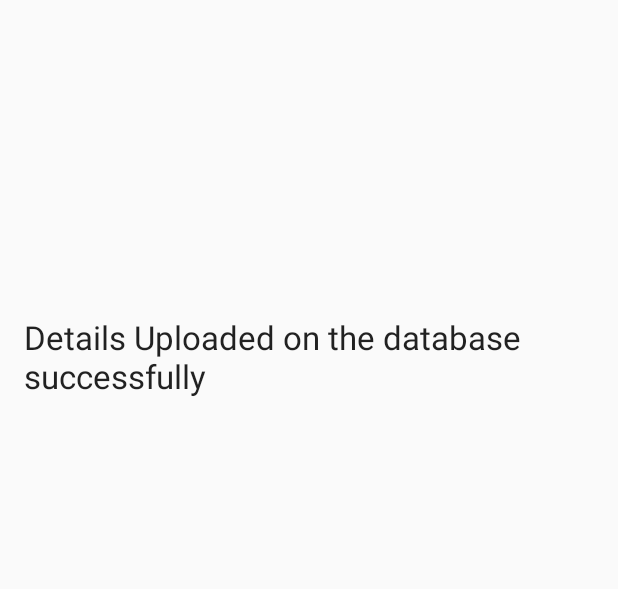
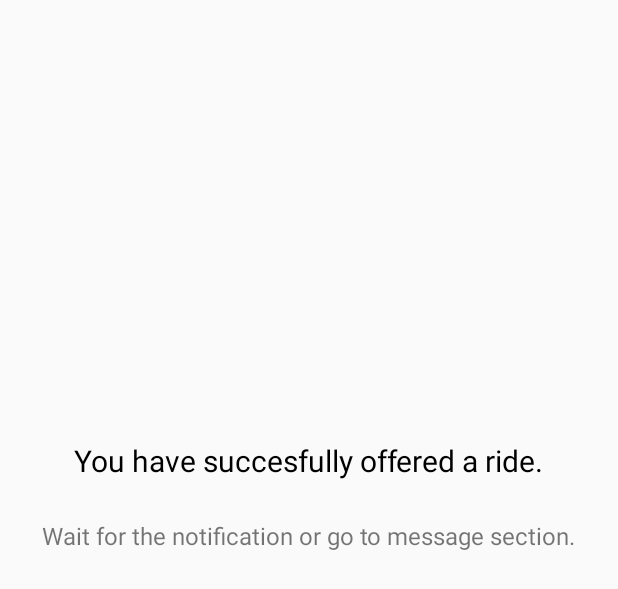
Before and after one commit to nihalanisumit/Poolio, an Android app: the layout content_confirmation.xml on its own in the app's theme, with its tools: preview values and no code run, on a phone screen of 412 x 824 dp. Shown: the top 589 px of the screen. Run offline under Robolectric (Android 15) with nearby library versions, the phone set to English and light mode, and no system bars.

Commit message:
Basic changes

```diff
--- a/app/src/main/java/androarmy/poolio/Feedback.java
+++ b/app/src/main/java/androarmy/poolio/Feedback.java
@@ -6,6 +6,7 @@ import android.content.Intent;
 import android.content.SharedPreferences;
 import android.os.AsyncTask;
 import android.os.Bundle;
+import android.support.design.widget.Snackbar;
 import android.support.v4.app.Fragment;
 import android.view.LayoutInflater;
 import android.view.View;
@@ -83,7 +84,8 @@ SharedPreferences mSharedPreferences;
                 }
                 else if("successfully saved".equalsIgnoreCase(s)){
 
-                    Toast.makeText(view.getContext(),"Feedback sent",Toast.LENGTH_SHORT).show();
+                    Snackbar snackbar = Snackbar.make(getView(),"Feedback Sent",Snackbar.LENGTH_SHORT);
+                    snackbar.show();
                     Intent intent = new Intent(view.getContext(),Home.class);
                     startActivity(intent);
                 }
--- a/app/src/main/java/androarmy/poolio/Home.java
+++ b/app/src/main/java/androarmy/poolio/Home.java
@@ -103,7 +103,7 @@ public class Home extends AppCompatActivity
         {
             if(text.equalsIgnoreCase("aride"))//intent coming after adding vehicle number, vehile name and DL from profile.java
             {
-                fragmentClass=profile.class;
+                fragmentClass=TabFragment.class;
                 try {
 
                     fragment = (Fragment) fragmentClass.newInstance();
--- a/app/src/main/java/androarmy/poolio/SignIn.java
+++ b/app/src/main/java/androarmy/poolio/SignIn.java
@@ -181,7 +181,7 @@ public class SignIn extends AppCompatActivity {
                     editor.putString("device_id",device_id);
                     editor.apply();
                 }
-                Toast.makeText(getApplicationContext(),s,Toast.LENGTH_LONG).show();
+                //Toast.makeText(getApplicationContext(),s,Toast.LENGTH_LONG).show();
             }
 
 
--- a/app/src/main/java/androarmy/poolio/myRides.java
+++ b/app/src/main/java/androarmy/poolio/myRides.java
@@ -6,6 +6,7 @@ import android.content.Intent;
 import android.content.SharedPreferences;
 import android.os.AsyncTask;
 import android.os.Bundle;
+import android.support.design.widget.Snackbar;
 import android.support.v7.widget.LinearLayoutManager;
 import android.support.v7.widget.RecyclerView;
 import android.util.Log;
@@ -54,7 +55,8 @@ public class myRides extends android.support.v4.app.Fragment {
         mobile = mSharedPreferences.getString("mobile", "null");
         //Toast.makeText(getContext(),mobile,Toast.LENGTH_LONG).show();
         if(!InternetConnectionClass.isConnected(getActivity())){
-            Toast.makeText(getActivity(), "Please connect to the internet!", Toast.LENGTH_LONG).show();
+            Snackbar snackbar = Snackbar.make(getView(),"Please connect to the internet!",Snackbar.LENGTH_SHORT);
+            snackbar.show();
         }
 
         avi=(AVLoadingIndicatorView) view.findViewById(R.id.avi_myrides2);
--- a/app/src/main/res/layout/activity_forgot_password.xml
+++ b/app/src/main/res/layout/activity_forgot_password.xml
@@ -1,6 +1,7 @@
 <?xml version="1.0" encoding="utf-8"?>
 <RelativeLayout xmlns:android="http://schemas.android.com/apk/res/android"
     xmlns:tools="http://schemas.android.com/tools"
+                android:id="@+id/root_view"
     android:layout_width="match_parent"
     android:layout_height="match_parent"
     android:paddingBottom="@dimen/activity_vertical_margin"
@@ -28,7 +29,7 @@
             android:layout_width="wrap_content"
             android:layout_height="wrap_content"
             android:textAppearance="?android:attr/textAppearanceLarge"
-            android:text="Enter your number to Verify?"
+            android:text="Enter your number to verify!"
             android:id="@+id/textView3"
             android:layout_above="@+id/input_number"
             android:layout_alignParentLeft="true"
@@ -100,7 +101,7 @@
             android:layout_width="wrap_content"
             android:layout_height="wrap_content"
             android:textAppearance="?android:attr/textAppearanceLarge"
-            android:text="Enter the code recieved :"
+            android:text="Enter the code recieved "
             android:id="@+id/tv_status"
 
             android:layout_alignParentLeft="true"
--- a/app/src/main/res/layout/content_confirmation.xml
+++ b/app/src/main/res/layout/content_confirmation.xml
@@ -16,11 +16,21 @@
     <TextView
         android:layout_width="wrap_content"
         android:layout_height="wrap_content"
-        android:textAppearance="?android:attr/textAppearanceLarge"
-        android:text="Details Uploaded on the database successfully"
-        android:id="@+id/textView2"
-        android:layout_marginTop="194dp"
+        android:id="@+id/second"
+        android:layout_marginTop="277dp"
+        android:text="You have succesfully offered a ride."
+        android:textSize="20dp"
+        android:textColor="@color/black"
         android:layout_alignParentTop="true"
-        android:layout_alignParentRight="true"
-        android:layout_alignParentEnd="true"/>
+        android:layout_centerHorizontal="true"/>
+    <TextView
+        android:layout_width="wrap_content"
+        android:layout_height="wrap_content"
+        android:id="@+id/third"
+        android:layout_below="@+id/second"
+        android:layout_marginTop="25dp"
+        android:text="Wait for the notification or go to message section."
+        android:textSize="16dp"
+        android:layout_centerHorizontal="true"/>
+
 </RelativeLayout>
--- a/app/src/main/res/layout/customdialog2.xml
+++ b/app/src/main/res/layout/customdialog2.xml
@@ -36,6 +36,8 @@
             android:layout_weight="1"
             android:layout_height="wrap_content"
             android:id="@+id/button_exit"
+            android:background="@color/colorPrimary"
+            android:textColor="@color/white"
             android:text="Exit"/>
 
     </TableRow>
--- a/app/src/main/res/layout/fragment_messages.xml
+++ b/app/src/main/res/layout/fragment_messages.xml
@@ -43,7 +43,7 @@
         android:id="@+id/proud"
         android:src="@drawable/proud"
         android:scaleType="fitXY"
-        android:visibility="visible"
+        android:visibility="gone"
         android:layout_above="@+id/sorrytv"
         android:layout_centerHorizontal="true"/>
 </RelativeLayout>
--- a/app/src/main/res/layout/fragment_rate_calculator.xml
+++ b/app/src/main/res/layout/fragment_rate_calculator.xml
@@ -47,7 +47,7 @@
             android:layout_height="wrap_content"
             android:layout_centerHorizontal="true"
             android:layout_below="@+id/def"
-            android:id="@id/ratetv"
+            android:id="@+id/ratetv"
             android:layout_marginTop="40dp"
             android:textSize="20dp"
             android:text="nothing"/>
```
Also changed, not shown: app/src/main/java/androarmy/poolio/ForgotPassword.java (+33 -12 lines), app/src/main/java/androarmy/poolio/find_a_ride.java (+6 -1 lines), app/src/main/java/androarmy/poolio/offer_a_ride.java (+17 -7 lines), app/src/main/java/androarmy/poolio/profile.java (+6 -2 lines), app/src/main/res/layout/customdialog.xml (+13 -3 lines).
